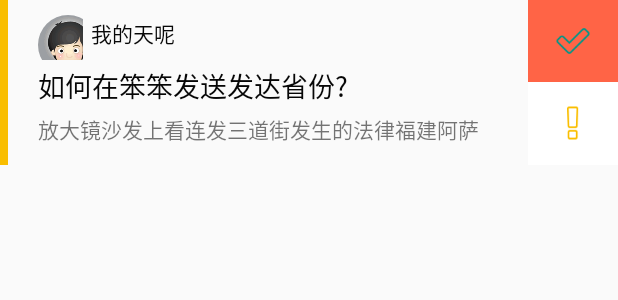
After one commit to gaohailong/agriculture, an Android app: the layout item_question_list.xml on its own in the app's theme, with its tools: preview values and no code run, on a phone screen of 412 x 824 dp. The commit adds this screen. Shown: the top 300 px of the screen. Run offline under Robolectric (Android 15) with nearby library versions, the phone set to English and light mode, and no system bars.

Commit message:
问答界面的item

```diff
--- /dev/null
+++ b/app/src/main/res/layout/item_question_list.xml
@@ -0,0 +1,129 @@
+<?xml version="1.0" encoding="utf-8"?>
+<LinearLayout xmlns:android="http://schemas.android.com/apk/res/android"
+    android:layout_width="match_parent"
+    android:layout_height="110dp"
+    android:orientation="horizontal">
+
+    <View
+        android:id="@+id/v_left"
+        android:layout_width="5dp"
+        android:layout_height="match_parent"
+        android:background="@color/yellow" />
+
+    <RelativeLayout
+        android:layout_width="wrap_content"
+        android:layout_height="wrap_content">
+
+        <RelativeLayout
+            android:layout_width="wrap_content"
+            android:layout_height="90dp"
+            android:layout_marginBottom="10dp"
+            android:layout_marginLeft="10dp"
+            android:layout_marginTop="10dp"
+            android:layout_toLeftOf="@+id/ll_right">
+
+            <LinearLayout
+                android:layout_width="wrap_content"
+                android:layout_height="match_parent"
+                android:orientation="vertical"
+                android:paddingLeft="10dp">
+
+                <LinearLayout
+                    android:layout_width="wrap_content"
+                    android:layout_height="wrap_content">
+
+                    <com.sxau.agriculture.widgets.RoundImageView
+                        android:id="@+id/rv_head"
+                        android:layout_width="30dp"
+                        android:layout_height="30dp"
+                        android:scaleType="centerCrop"
+                        android:src="@mipmap/default_user_portrait" />
+
+                    <TextView
+                        android:id="@+id/tv_name"
+                        android:layout_width="wrap_content"
+                        android:layout_height="match_parent"
+                        android:layout_marginBottom="5dp"
+                        android:layout_marginLeft="5dp"
+                        android:gravity="center_vertical"
+                        android:text="我的天呢"
+                        android:textColor="#080808"
+                        android:textSize="14sp" />
+                </LinearLayout>
+
+                <TextView
+                    android:id="@+id/tv_title"
+                    android:layout_width="wrap_content"
+                    android:layout_height="wrap_content"
+                    android:layout_marginBottom="3dp"
+                    android:layout_marginTop="3dp"
+                    android:ellipsize="end"
+                    android:lines="1"
+                    android:text="如何在笨笨发送发达省份?"
+                    android:textColor="#060606"
+                    android:textSize="18sp" />
+
+                <LinearLayout
+                    android:layout_width="wrap_content"
+                    android:layout_height="match_parent"
+                    android:layout_marginRight="10dp"
+                    android:layout_marginTop="2dp"
+                    android:orientation="horizontal">
+
+
+                    <TextView
+                        android:id="@+id/tv_content"
+                        android:layout_width="wrap_content"
+                        android:layout_height="wrap_content"
+                        android:ellipsize="end"
+                        android:gravity="center_vertical"
+                        android:lines="2"
+                        android:text="放大镜沙发上看连发三道街发生的法律福建阿萨德理发师傅发动机发达省份克林顿" />
+                </LinearLayout>
+            </LinearLayout>
+        </RelativeLayout>
+
+        <LinearLayout
+            android:id="@+id/ll_right"
+            android:layout_width="60dp"
+            android:layout_height="match_parent"
+            android:layout_alignParentRight="true"
+            android:layout_marginLeft="10dp"
+            android:orientation="vertical">
+
+            <LinearLayout
+                android:id="@+id/ll_fav_background"
+                android:layout_width="match_parent"
+                android:layout_height="0dp"
+                android:layout_weight="1"
+                android:background="@color/croci"
+                android:gravity="center_horizontal|center_vertical">
+
+                <ImageView
+                    android:id="@+id/iv_fav"
+                    android:layout_width="wrap_content"
+                    android:layout_height="wrap_content"
+                    android:layout_margin="10dp"
+                    android:src="@mipmap/right"
+                    android:visibility="visible" />
+            </LinearLayout>
+
+            <LinearLayout
+                android:id="@+id/ll_quick_background"
+                android:layout_width="match_parent"
+                android:layout_height="0dp"
+                android:layout_weight="1"
+                android:background="@color/white"
+                android:gravity="center_horizontal|center_vertical">
+
+                <ImageView
+                    android:id="@+id/iv_quick"
+                    android:layout_width="wrap_content"
+                    android:layout_height="wrap_content"
+                    android:layout_margin="10dp"
+                    android:src="@mipmap/quick_true"
+                    android:visibility="visible" />
+            </LinearLayout>
+        </LinearLayout>
+    </RelativeLayout>
+</LinearLayout>
--- a/app/src/main/res/values/colors.xml
+++ b/app/src/main/res/values/colors.xml
@@ -7,4 +7,8 @@
     <!--主色调-->
     <color name="mainColor">#009688</color>
     <color name="white">#ffffff</color>
+    <!--橘黄色-->
+    <color name="croci">#FF6446</color>
+    <!--金黄色-->
+    <color name="yellow">#F9BE00</color>
 </resources>
--- a/app/src/main/res/values/strings.xml
+++ b/app/src/main/res/values/strings.xml
@@ -2,4 +2,6 @@
     <string name="app_name">Agriculture</string>
 
     <string name="hello_blank_fragment">Hello blank fragment</string>
+
+    <string name="no_answer">暂无回答</string>
 </resources>
```
Also changed, not shown: app/src/main/java/com/sxau/agriculture/view/fragment/MessageFragment.java (+17 -6 lines), app/src/main/res/layout/fragment_message.xml (+4 -6 lines), app/src/main/res/layout/item_message_list.xml (added, +99 -0 lines), app/src/main/res/mipmap-xhdpi/quick_false.png (added), app/src/main/res/mipmap-xhdpi/quick_true.png (added), app/src/main/res/mipmap-xhdpi/right.png (added).
